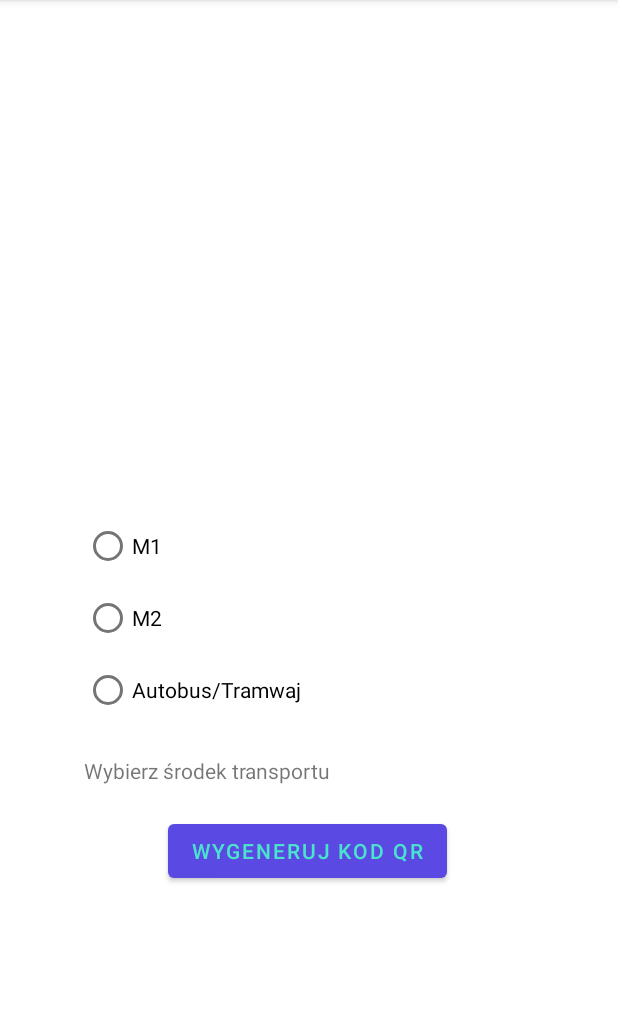
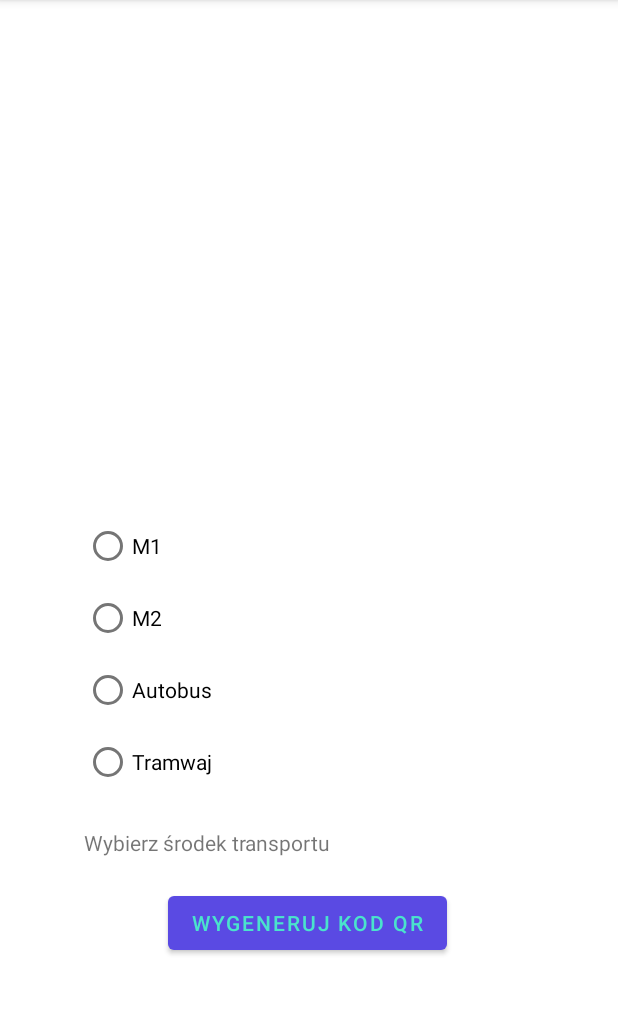
Before and after one commit to FezMLG/TicketActivation, an Android app: the screen it shows after launch (MainActivity), after a tap on "WYGENERUJ KOD QR", on a phone screen of 412 x 824 dp, the part 84-1099 px from its top. Run offline under Robolectric (Android 15) with nearby library versions, the phone set to English and light mode, and no system bars.

Commit message:
added T for Tram

```diff
--- a/app/src/main/java/com/fezmlg/aktywacjabiletu/MainActivity.kt
+++ b/app/src/main/java/com/fezmlg/aktywacjabiletu/MainActivity.kt
@@ -21,7 +21,8 @@ class MainActivity : AppCompatActivity() {
     private lateinit var generateQrBtn: Button
     lateinit var radioMetro1: RadioButton
     private lateinit var radioMetro2: RadioButton
-    private lateinit var radioBusTram: RadioButton
+    private lateinit var radioBus: RadioButton
+    private lateinit var radioTram: RadioButton
     lateinit var transportInfo: TextView
     private lateinit var radioTransport: RadioGroup
     private var bitmap: Bitmap? = null
@@ -37,7 +38,8 @@ class MainActivity : AppCompatActivity() {
         generateQrBtn = findViewById(R.id.idBtnGenerateQR)
         radioMetro1 = findViewById(R.id.idRadioMetro1)
         radioMetro2 = findViewById(R.id.idRadioMetro2)
-        radioBusTram = findViewById(R.id.idRadioBusTram)
+        radioBus = findViewById(R.id.idRadioBus)
+        radioTram = findViewById(R.id.idRadioTram)
         radioTransport = findViewById(R.id.idRadioTransport)
         transportInfo = findViewById(R.id.idTransportInfo)
         station = findViewById(R.id.idStation)
@@ -58,8 +60,13 @@ class MainActivity : AppCompatActivity() {
                     station.visibility = View.VISIBLE
                     dataEdt.visibility = View.GONE
                 }
-                radioBusTram.isChecked -> {
-                    transportInfo.text = getString(R.string.radioBusTram_info)
+                radioBus.isChecked -> {
+                    transportInfo.text = getString(R.string.radioBus_info)
+                    station.visibility = View.GONE
+                    dataEdt.visibility = View.VISIBLE
+                }
+                radioTram.isChecked -> {
+                    transportInfo.text = getString(R.string.radioTram_info)
                     station.visibility = View.GONE
                     dataEdt.visibility = View.VISIBLE
                 }
@@ -68,12 +75,21 @@ class MainActivity : AppCompatActivity() {
 
         // initializing onclick listener for button.
         generateQrBtn.setOnClickListener {
-            if (radioBusTram.isChecked && dataEdt.text.length != 4) {
+            if (radioBus.isChecked && dataEdt.text.length != 4) {
 
                 // if none of radio's is clicked
                 Toast.makeText(
                     this@MainActivity,
-                    "Nieprawidłowy numer boczny",
+                    "Nieprawidłowy numer boczny autobusu",
+                    Toast.LENGTH_SHORT
+                ).show()
+
+            } else if (radioTram.isChecked && dataEdt.text.length != 4) {
+
+                // if none of radio's is clicked
+                Toast.makeText(
+                    this@MainActivity,
+                    "Nieprawidłowy numer boczny tramwaju",
                     Toast.LENGTH_SHORT
                 ).show()
 
@@ -89,8 +105,11 @@ class MainActivity : AppCompatActivity() {
                         val temp = getCodeByStation(station.selectedItem.toString(), "M2")
                         activateCode += "M192$temp"
                     }
-                    radioBusTram.isChecked -> {
+                    radioBus.isChecked -> {
                         activateCode += "B"
+                    }
+                    radioTram.isChecked -> {
+                        activateCode += "T"
                     }
                 }
                 activateCode += dataEdt.text.toString()
--- a/app/src/main/res/layout/activity_main.xml
+++ b/app/src/main/res/layout/activity_main.xml
@@ -47,10 +47,18 @@
                 tools:layout_editor_absoluteX="54dp" />
 
             <RadioButton
-                android:id="@+id/idRadioBusTram"
+                android:id="@+id/idRadioBus"
                 android:layout_width="wrap_content"
                 android:layout_height="wrap_content"
-                android:text="@string/bus_tram"
+                android:text="@string/bus"
+                app:layout_constraintTop_toBottomOf="@+id/idRadioTransport"
+                tools:layout_editor_absoluteX="54dp" />
+
+            <RadioButton
+                android:id="@+id/idRadioTram"
+                android:layout_width="wrap_content"
+                android:layout_height="wrap_content"
+                android:text="@string/tram"
                 app:layout_constraintTop_toBottomOf="@+id/idRadioTransport"
                 tools:layout_editor_absoluteX="54dp" />
 
--- a/app/src/main/res/values/strings.xml
+++ b/app/src/main/res/values/strings.xml
@@ -5,11 +5,13 @@
     <string name="generate_qr_code">Wygeneruj Kod Qr</string>
     <string name="metro1" translatable="false">M1</string>
     <string name="metro2" translatable="false">M2</string>
-    <string name="bus_tram">Autobus/Tramwaj</string>
+    <string name="tram">Tramwaj</string>
+    <string name="bus">Autobus</string>
     <string name="chosen_transport_radio">Wybierz środek transportu</string>
     <string name="imageDescription_qrcode">QRCode</string>
     <string name="radioMetro_info">Wybierz stację metra z listy</string>
-    <string name="radioBusTram_info">Numer boczny autobusu lub tramwaju (4 cyfry)"</string>
+    <string name="radioBus_info">Numer boczny autobusu (4 cyfry)</string>
+    <string name="radioTram_info">Numer boczny tramwaju (4 cyfry)</string>
     <string-array name="m1_stops">
         <item>C01 Kabaty</item>
         <item>C02 Natolin</item>
```
Also changed, not shown: 2 other files.
